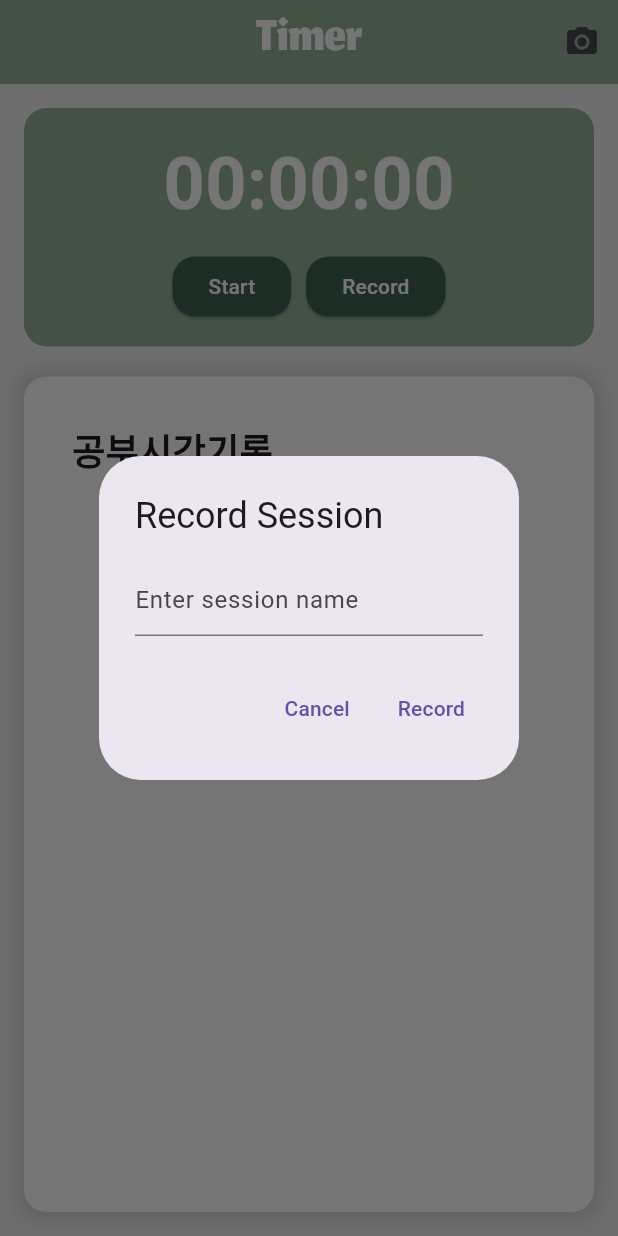
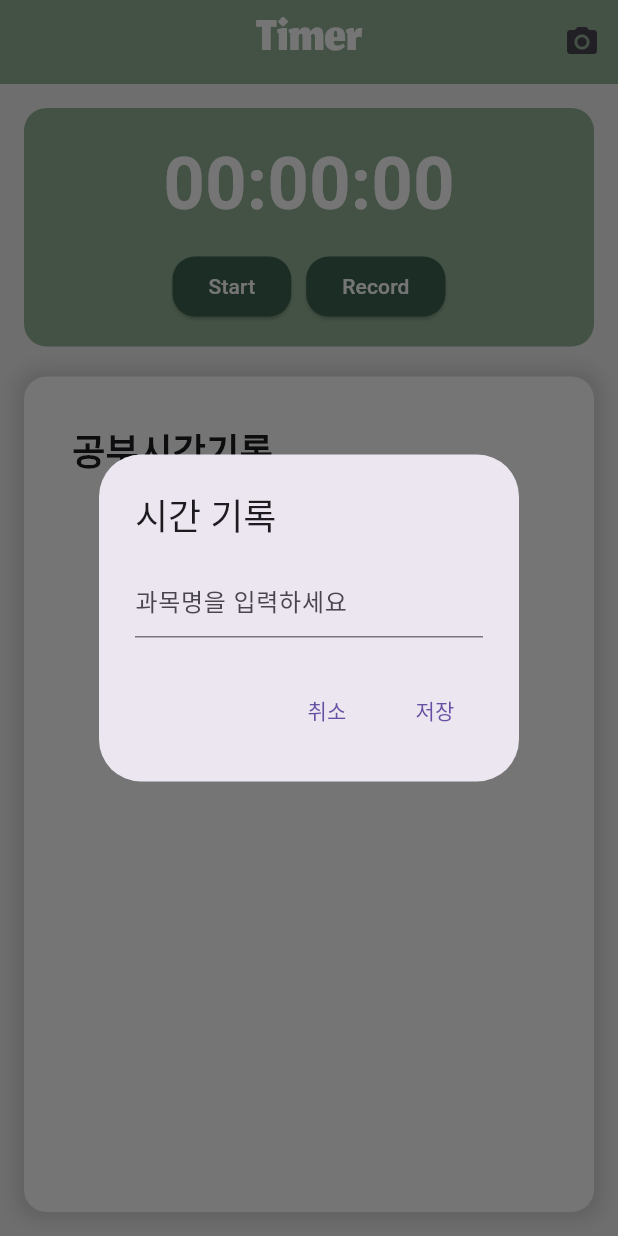
Before and after one commit to ahhyeony/KaeDoo, a Flutter app: the TimerFragment screen opened directly, after a tap on "Record", on a phone screen of 412 x 824 dp. Run offline on Flutter 3.47's test engine with Material 3 defaults, Android fonts, the phone set to English and light mode, and no system bars; our stand-ins replace camera, dio, easy_localization, eva_icons_flutter, flutter_cache_manager, flutter_svg and 9 more; missing offline and left inert: google_ml_kit, google_mlkit_face_detection, keyboard_utils_fork, mysql_client, nav; accounts and stored records are empty.

Commit message:
kaekae이미지 업데이트

```diff
--- a/lib/common/widget/w_ctimer.dart
+++ b/lib/common/widget/w_ctimer.dart
@@ -58,17 +58,17 @@ class _TimerWidgetState extends State<CTimerWidget> {
       builder: (BuildContext context) {
         final _nameController = TextEditingController();
         return AlertDialog(
-          title: Text('Record Session'),
+          title: Text('시간 기록'),
           content: TextField(
             controller: _nameController,
-            decoration: InputDecoration(hintText: 'Enter session name'),
+            decoration: InputDecoration(hintText: '과목명을 입력하세요'),
           ),
           actions: [
             TextButton(
               onPressed: () {
                 Navigator.of(context).pop();
               },
-              child: Text('Cancel'),
+              child: Text('취소'),
             ),
             TextButton(
               onPressed: () {
@@ -79,7 +79,7 @@ class _TimerWidgetState extends State<CTimerWidget> {
                 Navigator.of(context).pop();
                 _restartTimer(); // 자동으로 타이머 초기화
               },
-              child: Text('Record'),
+              child: Text('기록'),
             ),
           ],
         );
--- a/lib/common/widget/w_ctimerecord.dart
+++ b/lib/common/widget/w_ctimerecord.dart
@@ -17,17 +17,17 @@ class _TimeRecordWidgetState extends State<CTimeRecordWidget> {
       context: context,
       builder: (BuildContext context) {
         return AlertDialog(
-          title: Text('Edit Session Name'),
+          title: Text('과목명 수정'),
           content: TextField(
             controller: _nameController,
-            decoration: InputDecoration(hintText: 'Enter new session name'),
+            decoration: InputDecoration(hintText: '새로운 과목명을 입력하세요'),
           ),
           actions: [
             TextButton(
               onPressed: () {
                 Navigator.of(context).pop();
               },
-              child: Text('Cancel'),
+              child: Text('취소'),
             ),
             TextButton(
               onPressed: () {
@@ -36,7 +36,7 @@ class _TimeRecordWidgetState extends State<CTimeRecordWidget> {
                 });
                 Navigator.of(context).pop();
               },
-              child: Text('Save'),
+              child: Text('저장'),
             ),
           ],
         );
@@ -49,14 +49,14 @@ class _TimeRecordWidgetState extends State<CTimeRecordWidget> {
         context: context,
         builder: (BuildContext context) {
           return AlertDialog(
-          title: Text('Delete Record'),
+            title: Text('저장 기록 삭제'),
           content: Text('삭제하면 복구할 수 없습니다'),
           actions: [
             TextButton(
               onPressed: () {
                 Navigator.of(context).pop();
               },
-              child: Text('Cancel'),
+              child: Text('취소'),
             ),
             TextButton(
               onPressed: () {
@@ -65,7 +65,7 @@ class _TimeRecordWidgetState extends State<CTimeRecordWidget> {
                 });
                 Navigator.of(context).pop();
               },
-              child: Text('Delete'),
+              child: Text('삭제'),
             ),
           ],
         );
--- a/lib/common/widget/w_timer.dart
+++ b/lib/common/widget/w_timer.dart
@@ -58,17 +58,17 @@ class _TimerWidgetState extends State<TimerWidget> {
       builder: (BuildContext context) {
         final _nameController = TextEditingController();
         return AlertDialog(
-          title: Text('Record Session'),
+          title: Text('시간 기록'),
           content: TextField(
             controller: _nameController,
-            decoration: InputDecoration(hintText: 'Enter session name'),
+            decoration: InputDecoration(hintText: '과목명을 입력하세요'),
           ),
           actions: [
             TextButton(
               onPressed: () {
                 Navigator.of(context).pop();
               },
-              child: Text('Cancel'),
+              child: Text('취소'),
             ),
             TextButton(
               onPressed: () {
@@ -79,7 +79,7 @@ class _TimerWidgetState extends State<TimerWidget> {
                 Navigator.of(context).pop();
                 _restartTimer(); // 자동으로 타이머 초기화
               },
-              child: Text('Record'),
+              child: Text('저장'),
             ),
           ],
         );
--- a/lib/common/widget/w_timerecord.dart
+++ b/lib/common/widget/w_timerecord.dart
@@ -17,17 +17,17 @@ class _TimeRecordWidgetState extends State<TimeRecordWidget> {
       context: context,
       builder: (BuildContext context) {
         return AlertDialog(
-          title: Text('Edit Session Name'),
+          title: Text('과목명 수정'),
           content: TextField(
             controller: _nameController,
-            decoration: InputDecoration(hintText: 'Enter new session name'),
+            decoration: InputDecoration(hintText: '새로운 과목명을 입력하세요'),
           ),
           actions: [
             TextButton(
               onPressed: () {
                 Navigator.of(context).pop();
               },
-              child: Text('Cancel'),
+              child: Text('취소'),
             ),
             TextButton(
               onPressed: () {
@@ -36,7 +36,7 @@ class _TimeRecordWidgetState extends State<TimeRecordWidget> {
                 });
                 Navigator.of(context).pop();
               },
-              child: Text('Save'),
+              child: Text('저장'),
             ),
           ],
         );
@@ -49,14 +49,14 @@ class _TimeRecordWidgetState extends State<TimeRecordWidget> {
       context: context,
       builder: (BuildContext context) {
         return AlertDialog(
-          title: Text('Delete Record'),
+          title: Text('저장 기록 삭제'),
           content: Text('삭제하면 복구할 수 없습니다'),
           actions: [
             TextButton(
               onPressed: () {
                 Navigator.of(context).pop();
               },
-              child: Text('Cancel'),
+              child: Text('취소'),
             ),
             TextButton(
               onPressed: () {
@@ -65,7 +65,7 @@ class _TimeRecordWidgetState extends State<TimeRecordWidget> {
                 });
                 Navigator.of(context).pop();
               },
-              child: Text('Delete'),
+              child: Text('삭제'),
             ),
           ],
         );
```
Also changed, not shown: lib/common/widget/w_todo.dart (+3 -9 lines), lib/data/mysql/connect_db.dart (+5 -5 lines), assets/image/kaekae/kae0.jpeg, assets/image/kaekae/kae10.jpeg, assets/image/kaekae/kae100.jpeg, assets/image/kaekae/kae32.jpeg, assets/image/kaekae/kae54.jpeg, assets/image/kaekae/kae76.jpeg, assets/image/kaekae/kae98.jpeg, 1 other file. Lines whose indentation alone changed are shown as unchanged.
